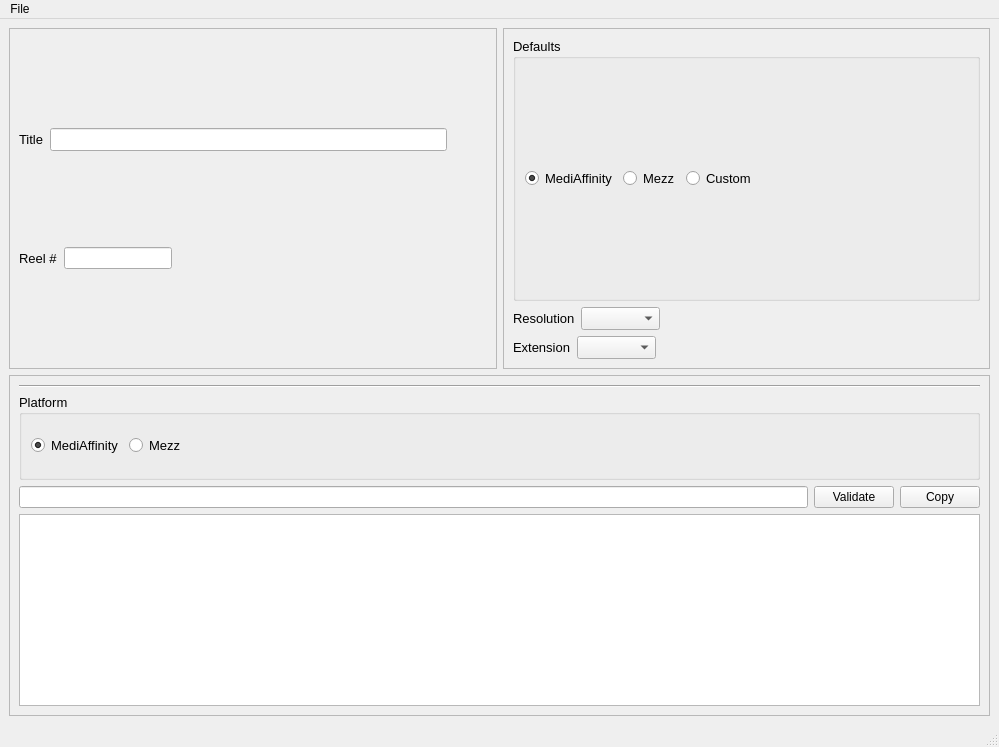
Qt form file_renamer.ui (SimonTheChain/file_renamer) before a commit.
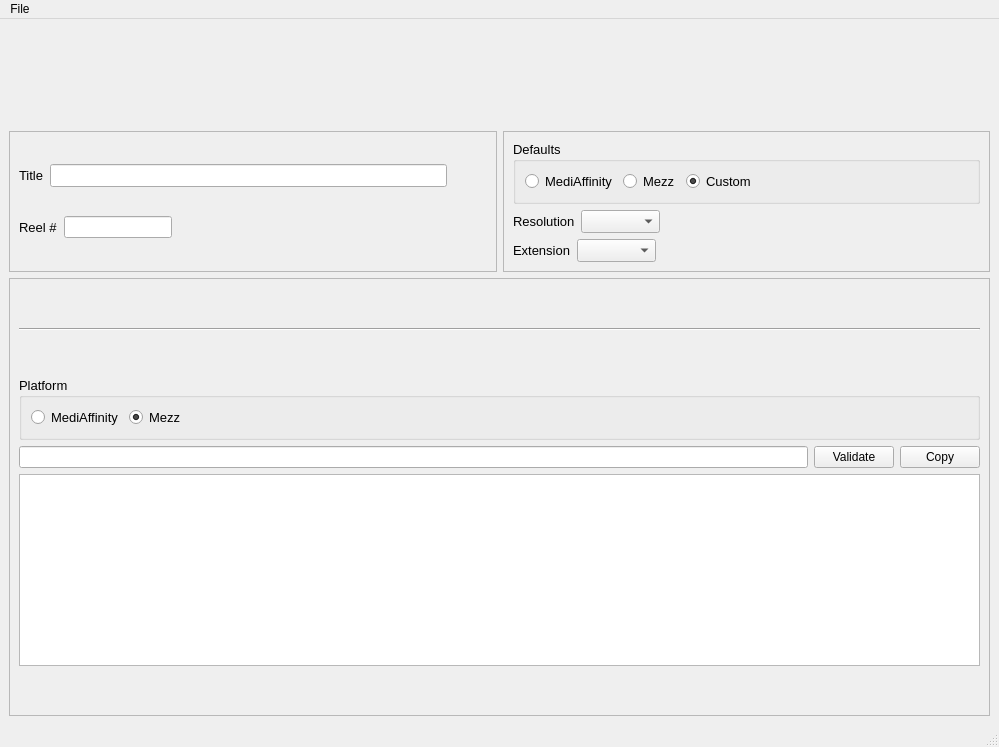
The same form after that commit.

Diff of the .ui file:
```diff
--- a/file_renamer.ui
+++ b/file_renamer.ui
@@ -15,7 +15,7 @@
   </property>
   <widget class="QWidget" name="centralwidget">
    <layout class="QGridLayout" name="gridLayout">
-    <item row="1" column="0" colspan="2">
+    <item row="2" column="0" colspan="2">
      <widget class="QFrame" name="frame_3">
       <property name="frameShape">
        <enum>QFrame::StyledPanel</enum>
@@ -24,6 +24,19 @@
        <enum>QFrame::Raised</enum>
       </property>
       <layout class="QVBoxLayout" name="verticalLayout_3">
+       <item>
+        <spacer name="verticalSpacer_2">
+         <property name="orientation">
+          <enum>Qt::Vertical</enum>
+         </property>
+         <property name="sizeHint" stdset="0">
+          <size>
+           <width>20</width>
+           <height>40</height>
+          </size>
+         </property>
+        </spacer>
+       </item>
        <item>
         <widget class="Line" name="line">
          <property name="orientation">
@@ -31,6 +44,19 @@
          </property>
         </widget>
        </item>
+       <item>
+        <spacer name="verticalSpacer">
+         <property name="orientation">
+          <enum>Qt::Vertical</enum>
+         </property>
+         <property name="sizeHint" stdset="0">
+          <size>
+           <width>20</width>
+           <height>40</height>
+          </size>
+         </property>
+        </spacer>
+       </item>
        <item>
         <widget class="QGroupBox" name="groupBox_2">
          <property name="font">
@@ -48,7 +74,7 @@
              <string>MediAffinity</string>
             </property>
             <property name="checked">
-             <bool>true</bool>
+             <bool>false</bool>
             </property>
            </widget>
           </item>
@@ -57,6 +83,9 @@
             <property name="text">
              <string>Mezz</string>
             </property>
+            <property name="checked">
+             <bool>true</bool>
+            </property>
            </widget>
           </item>
           <item>
@@ -109,110 +138,23 @@
          </property>
         </widget>
        </item>
-      </layout>
-     </widget>
-    </item>
-    <item row="0" column="0">
-     <widget class="QFrame" name="frame">
-      <property name="frameShape">
-       <enum>QFrame::StyledPanel</enum>
-      </property>
-      <property name="frameShadow">
-       <enum>QFrame::Raised</enum>
-      </property>
-      <layout class="QVBoxLayout" name="verticalLayout">
        <item>
-        <layout class="QHBoxLayout" name="horizontalLayout">
-         <item>
-          <widget class="QLabel" name="label">
-           <property name="font">
-            <font>
-             <pointsize>10</pointsize>
-             <weight>50</weight>
-             <bold>false</bold>
-            </font>
-           </property>
-           <property name="text">
-            <string>Title</string>
-           </property>
-          </widget>
-         </item>
-         <item>
-          <widget class="QLineEdit" name="title_line">
-           <property name="sizePolicy">
-            <sizepolicy hsizetype="Expanding" vsizetype="Fixed">
-             <horstretch>0</horstretch>
-             <verstretch>0</verstretch>
-            </sizepolicy>
-           </property>
-           <property name="font">
-            <font>
-             <pointsize>10</pointsize>
-            </font>
-           </property>
-          </widget>
-         </item>
-         <item>
-          <spacer name="horizontalSpacer">
+        <spacer name="verticalSpacer_3">
            <property name="orientation">
-            <enum>Qt::Horizontal</enum>
-           </property>
-           <property name="sizeType">
-            <enum>QSizePolicy::Minimum</enum>
-           </property>
+          <enum>Qt::Vertical</enum>
+         </property>
            <property name="sizeHint" stdset="0">
             <size>
-             <width>40</width>
-             <height>20</height>
+           <width>20</width>
+           <height>40</height>
             </size>
            </property>
           </spacer>
          </item>
         </layout>
-       </item>
-       <item>
-        <layout class="QHBoxLayout" name="horizontalLayout_7">
-         <item>
-          <widget class="QLabel" name="label_3">
-           <property name="font">
-            <font>
-             <pointsize>10</pointsize>
-            </font>
-           </property>
-           <property name="text">
-            <string>Reel #</string>
-           </property>
-          </widget>
-         </item>
-         <item>
-          <widget class="QLineEdit" name="reel_line">
-           <property name="sizePolicy">
-            <sizepolicy hsizetype="Minimum" vsizetype="Fixed">
-             <horstretch>0</horstretch>
-             <verstretch>0</verstretch>
-            </sizepolicy>
-           </property>
-          </widget>
-         </item>
-         <item>
-          <spacer name="horizontalSpacer_4">
-           <property name="orientation">
-            <enum>Qt::Horizontal</enum>
-           </property>
-           <property name="sizeHint" stdset="0">
-            <size>
-             <width>40</width>
-             <height>20</height>
-            </size>
-           </property>
-          </spacer>
-         </item>
-        </layout>
-       </item>
-      </layout>
-     </widget>
-    </item>
-    <item row="0" column="1">
+     </widget>
+    </item>
+    <item row="1" column="1">
      <widget class="QFrame" name="frame_2">
       <property name="frameShape">
        <enum>QFrame::StyledPanel</enum>
@@ -222,8 +164,6 @@
       </property>
       <layout class="QVBoxLayout" name="verticalLayout_2">
        <item>
-        <layout class="QHBoxLayout" name="horizontalLayout_4">
-         <item>
           <widget class="QGroupBox" name="groupBox">
            <property name="font">
             <font>
@@ -245,7 +185,7 @@
                <string>MediAffinity</string>
               </property>
               <property name="checked">
-               <bool>true</bool>
+             <bool>false</bool>
               </property>
              </widget>
             </item>
@@ -266,6 +206,9 @@
               <property name="text">
                <string>Custom</string>
               </property>
+            <property name="checked">
+             <bool>true</bool>
+            </property>
              </widget>
             </item>
             <item>
@@ -284,8 +227,6 @@
            </layout>
           </widget>
          </item>
-        </layout>
-       </item>
        <item>
         <layout class="QHBoxLayout" name="horizontalLayout_8">
          <item>
@@ -365,6 +306,132 @@
       </layout>
      </widget>
     </item>
+    <item row="1" column="0">
+     <widget class="QFrame" name="frame">
+      <property name="frameShape">
+       <enum>QFrame::StyledPanel</enum>
+      </property>
+      <property name="frameShadow">
+       <enum>QFrame::Raised</enum>
+      </property>
+      <layout class="QVBoxLayout" name="verticalLayout">
+       <item>
+        <layout class="QHBoxLayout" name="horizontalLayout">
+         <item>
+          <widget class="QLabel" name="label">
+           <property name="font">
+            <font>
+             <pointsize>10</pointsize>
+             <weight>50</weight>
+             <bold>false</bold>
+            </font>
+           </property>
+           <property name="text">
+            <string>Title</string>
+           </property>
+          </widget>
+         </item>
+         <item>
+          <widget class="QLineEdit" name="title_line">
+           <property name="sizePolicy">
+            <sizepolicy hsizetype="Expanding" vsizetype="Fixed">
+             <horstretch>0</horstretch>
+             <verstretch>0</verstretch>
+            </sizepolicy>
+           </property>
+           <property name="font">
+            <font>
+             <pointsize>10</pointsize>
+            </font>
+           </property>
+          </widget>
+         </item>
+         <item>
+          <spacer name="horizontalSpacer">
+           <property name="orientation">
+            <enum>Qt::Horizontal</enum>
+           </property>
+           <property name="sizeType">
+            <enum>QSizePolicy::Minimum</enum>
+           </property>
+           <property name="sizeHint" stdset="0">
+            <size>
+             <width>40</width>
+             <height>20</height>
+            </size>
+           </property>
+          </spacer>
+         </item>
+        </layout>
+       </item>
+       <item>
+        <layout class="QHBoxLayout" name="horizontalLayout_7">
+         <item>
+          <widget class="QLabel" name="label_3">
+           <property name="font">
+            <font>
+             <pointsize>10</pointsize>
+            </font>
+           </property>
+           <property name="text">
+            <string>Reel #</string>
+           </property>
+          </widget>
+         </item>
+         <item>
+          <widget class="QLineEdit" name="reel_line">
+           <property name="sizePolicy">
+            <sizepolicy hsizetype="Minimum" vsizetype="Fixed">
+             <horstretch>0</horstretch>
+             <verstretch>0</verstretch>
+            </sizepolicy>
+           </property>
+          </widget>
+         </item>
+         <item>
+          <spacer name="horizontalSpacer_4">
+           <property name="orientation">
+            <enum>Qt::Horizontal</enum>
+           </property>
+           <property name="sizeHint" stdset="0">
+            <size>
+             <width>40</width>
+             <height>20</height>
+            </size>
+           </property>
+          </spacer>
+         </item>
+        </layout>
+       </item>
+      </layout>
+     </widget>
+    </item>
+    <item row="0" column="0">
+     <spacer name="verticalSpacer_4">
+      <property name="orientation">
+       <enum>Qt::Vertical</enum>
+      </property>
+      <property name="sizeHint" stdset="0">
+       <size>
+        <width>20</width>
+        <height>40</height>
+       </size>
+      </property>
+     </spacer>
+    </item>
+    <item row="0" column="1">
+     <spacer name="verticalSpacer_5">
+      <property name="orientation">
+       <enum>Qt::Vertical</enum>
+      </property>
+      <property name="sizeHint" stdset="0">
+       <size>
+        <width>20</width>
+        <height>40</height>
+       </size>
+      </property>
+     </spacer>
+    </item>
    </layout>
   </widget>
   <widget class="QMenuBar" name="menubar">
```
Left out of the diff: 6 changed lines with no effect on the pictures. Lines whose indentation alone changed are shown as unchanged.
